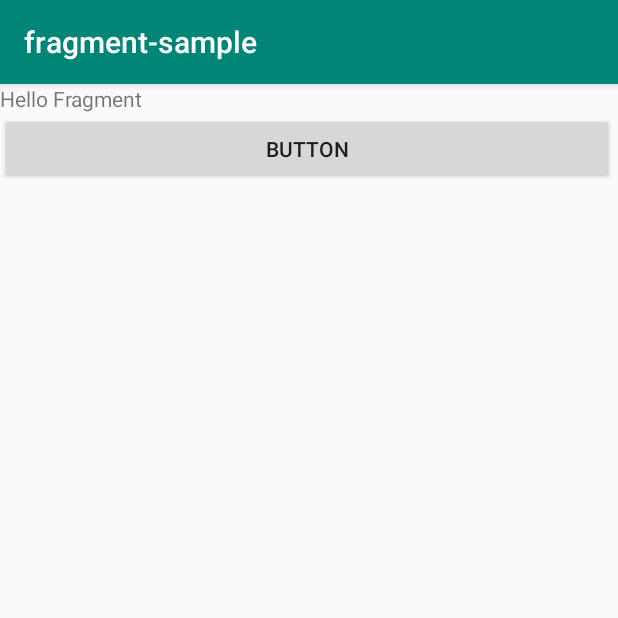
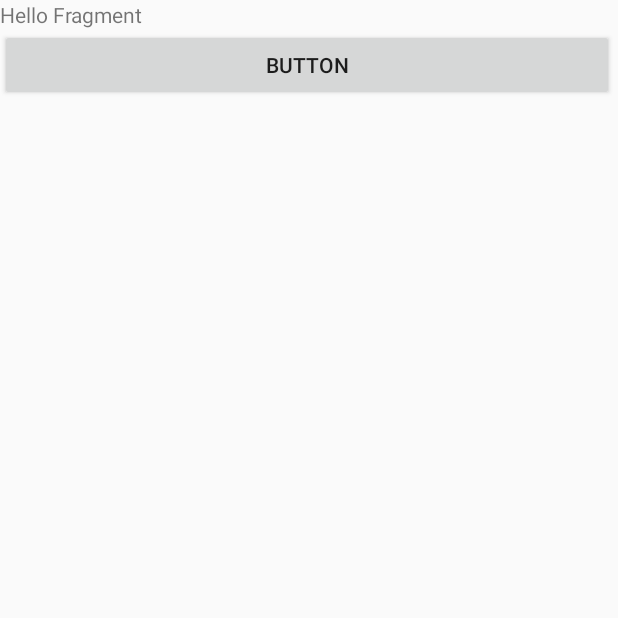
Before and after one commit to sahara-ooga/Android-Sample, an Android app: the screen it shows after launch (MainActivity), on a phone screen of 412 x 824 dp, the top half of it. Run offline under Robolectric (Android 15) with nearby library versions, the phone set to English and light mode, and no system bars.

Commit message:
remove action bar from main activity

```diff
--- a/fragmentsample/app/src/main/AndroidManifest.xml
+++ b/fragmentsample/app/src/main/AndroidManifest.xml
@@ -9,12 +9,13 @@
         android:roundIcon="@mipmap/ic_launcher_round"
         android:supportsRtl="true"
         android:theme="@style/AppTheme">
-        <activity android:name=".MainActivity">
+        <activity
+            android:name=".MainActivity"
+            android:theme="@style/AppTheme.NoActionBar">
             <intent-filter>
                 <action android:name="android.intent.action.MAIN" />
                 <category android:name="android.intent.category.LAUNCHER" />
             </intent-filter>
         </activity>
     </application>
-
 </manifest>
--- a/fragmentsample/app/src/main/res/values/styles.xml
+++ b/fragmentsample/app/src/main/res/values/styles.xml
@@ -8,4 +8,8 @@
         <item name="colorAccent">@color/colorAccent</item>
     </style>
 
+    <style name="AppTheme.NoActionBar" parent="AppTheme">
+        <item name="windowActionBar">false</item>
+        <item name="windowNoTitle">true</item>
+    </style>
 </resources>
```
